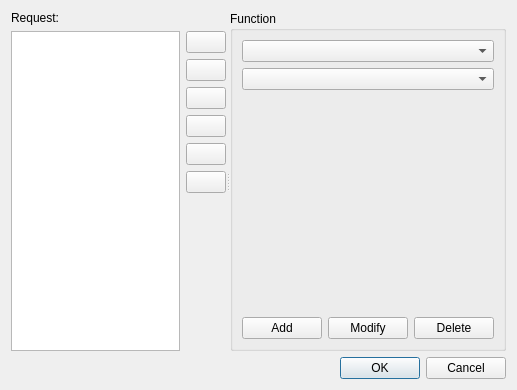
Qt form src/client/gui/scanner/client_dialogscannerrequest.ui (pipichen-rgb/ModbusTools-2025) before a commit.
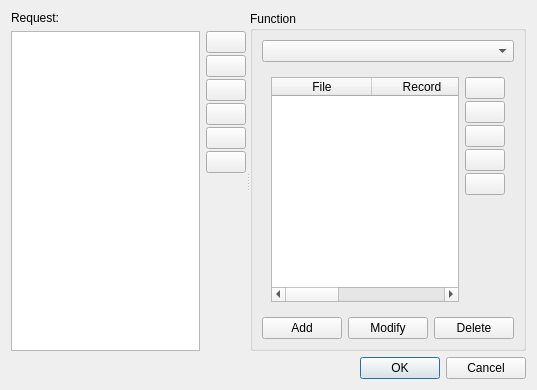
The same form after that commit. Icons and pictures are not drawn.

Commit message: Add client scanner support for FC20,21

Diff of the .ui file:
```diff
--- a/src/client/gui/scanner/client_dialogscannerrequest.ui
+++ b/src/client/gui/scanner/client_dialogscannerrequest.ui
@@ -6,7 +6,7 @@
    <rect>
     <x>0</x>
     <y>0</y>
-    <width>517</width>
+    <width>537</width>
     <height>390</height>
    </rect>
   </property>
@@ -19,7 +19,7 @@
      <property name="orientation">
       <enum>Qt::Horizontal</enum>
      </property>
-     <widget class="QWidget" name="">
+     <widget class="QWidget" name="layoutWidget">
       <layout class="QVBoxLayout" name="verticalLayout_2">
        <item>
         <widget class="QLabel" name="label">
@@ -35,6 +35,9 @@
          </item>
          <item>
           <layout class="QVBoxLayout" name="verticalLayout">
+           <property name="spacing">
+            <number>2</number>
+           </property>
            <item>
             <widget class="QPushButton" name="btnIcoAdd">
              <property name="sizePolicy">
@@ -185,7 +188,7 @@
        <item>
         <widget class="QStackedWidget" name="swFuncParams">
          <property name="currentIndex">
-          <number>2</number>
+          <number>4</number>
          </property>
          <widget class="QWidget" name="pgEmpty"/>
          <widget class="QWidget" name="pgOffset">
@@ -258,6 +261,149 @@
            </item>
           </layout>
          </widget>
+         <widget class="QWidget" name="pgFileRecord">
+          <layout class="QHBoxLayout" name="horizontalLayout_3">
+           <item>
+            <widget class="QTableWidget" name="tblFileRecord">
+             <column>
+              <property name="text">
+               <string>File</string>
+              </property>
+             </column>
+             <column>
+              <property name="text">
+               <string>Record</string>
+              </property>
+             </column>
+             <column>
+              <property name="text">
+               <string>Len(reg)</string>
+              </property>
+             </column>
+            </widget>
+           </item>
+           <item>
+            <layout class="QVBoxLayout" name="verticalLayout_6">
+             <property name="spacing">
+              <number>2</number>
+             </property>
+             <item>
+              <widget class="QPushButton" name="btnAddFileRecord">
+               <property name="sizePolicy">
+                <sizepolicy hsizetype="Fixed" vsizetype="Fixed">
+                 <horstretch>0</horstretch>
+                 <verstretch>0</verstretch>
+                </sizepolicy>
+               </property>
+               <property name="toolTip">
+                <string>Add Function</string>
+               </property>
+               <property name="text">
+                <string/>
+               </property>
+               <property name="icon">
+                <iconset resource="../../../core/gui/core_rsc.qrc">
+                 <normaloff>:/core/icons/plus.ico</normaloff>:/core/icons/plus.ico</iconset>
+               </property>
+              </widget>
+             </item>
+             <item>
+              <widget class="QPushButton" name="btnDeleteFileRecord">
+               <property name="sizePolicy">
+                <sizepolicy hsizetype="Fixed" vsizetype="Fixed">
+                 <horstretch>0</horstretch>
+                 <verstretch>0</verstretch>
+                </sizepolicy>
+               </property>
+               <property name="toolTip">
+                <string>Delete Function</string>
+               </property>
+               <property name="text">
+                <string/>
+               </property>
+               <property name="icon">
+                <iconset resource="../../../core/gui/core_rsc.qrc">
+                 <normaloff>:/core/icons/minus.ico</normaloff>:/core/icons/minus.ico</iconset>
+               </property>
+              </widget>
+             </item>
+             <item>
+              <widget class="QPushButton" name="btnMoveUpFileRecord">
+               <property name="sizePolicy">
+                <sizepolicy hsizetype="Fixed" vsizetype="Fixed">
+                 <horstretch>0</horstretch>
+                 <verstretch>0</verstretch>
+                </sizepolicy>
+               </property>
+               <property name="toolTip">
+                <string>Move Up Function</string>
+               </property>
+               <property name="text">
+                <string/>
+               </property>
+               <property name="icon">
+                <iconset resource="../../../core/gui/core_rsc.qrc">
+                 <normaloff>:/core/icons/arrow_up.png</normaloff>:/core/icons/arrow_up.png</iconset>
+               </property>
+              </widget>
+             </item>
+             <item>
+              <widget class="QPushButton" name="btnMoveDownFileRecord">
+               <property name="sizePolicy">
+                <sizepolicy hsizetype="Fixed" vsizetype="Fixed">
+                 <horstretch>0</horstretch>
+                 <verstretch>0</verstretch>
+                </sizepolicy>
+               </property>
+               <property name="toolTip">
+                <string>Move Down Function</string>
+               </property>
+               <property name="text">
+                <string/>
+               </property>
+               <property name="icon">
+                <iconset resource="../../../core/gui/core_rsc.qrc">
+                 <normaloff>:/core/icons/arrow_down.png</normaloff>:/core/icons/arrow_down.png</iconset>
+               </property>
+              </widget>
+             </item>
+             <item>
+              <widget class="QPushButton" name="btnClearFileRecords">
+               <property name="sizePolicy">
+                <sizepolicy hsizetype="Fixed" vsizetype="Fixed">
+                 <horstretch>0</horstretch>
+                 <verstretch>0</verstretch>
+                </sizepolicy>
+               </property>
+               <property name="toolTip">
+                <string>Clear All Functions</string>
+               </property>
+               <property name="text">
+                <string/>
+               </property>
+               <property name="icon">
+                <iconset resource="../../../core/gui/core_rsc.qrc">
+                 <normaloff>:/core/icons/clear.png</normaloff>:/core/icons/clear.png</iconset>
+               </property>
+              </widget>
+             </item>
+             <item>
+              <spacer name="verticalSpacer_4">
+               <property name="orientation">
+                <enum>Qt::Vertical</enum>
+               </property>
+               <property name="sizeHint" stdset="0">
+                <size>
+                 <width>20</width>
+                 <height>40</height>
+                </size>
+               </property>
+              </spacer>
+             </item>
+            </layout>
+           </item>
+          </layout>
+         </widget>
         </widget>
        </item>
        <item>
```
The commit also changes 9 other files.
